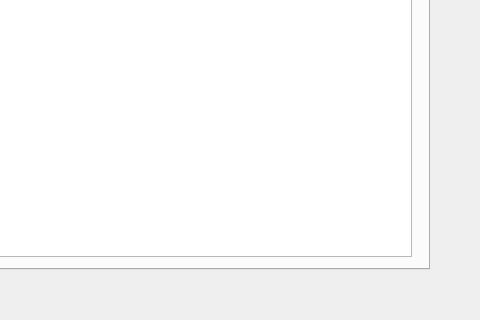
Before: the Qt Designer form Project2/admin_sales_report.ui in tdragon00/CS1C_Project_2, drawn with Qt 5; both pictures show x 770 to 1250 and y 330 to 650 of the 1250 by 650 pixel window.
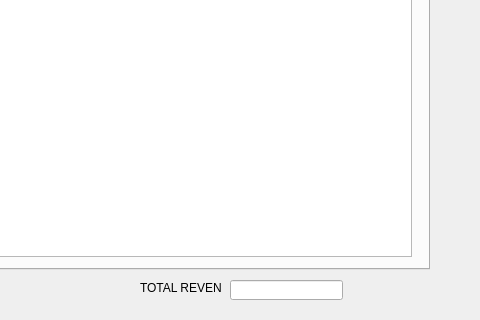
After: the same form once the commit is applied.

What changed in the file:
```diff
--- a/Project2/admin_sales_report.ui
+++ b/Project2/admin_sales_report.ui
@@ -390,6 +390,32 @@
     </attribute>
    </widget>
   </widget>
+  <widget class="QLabel" name="label_8">
+   <property name="geometry">
+    <rect>
+     <x>910</x>
+     <y>610</y>
+     <width>81</width>
+     <height>16</height>
+    </rect>
+   </property>
+   <property name="text">
+    <string>TOTAL REVENUE</string>
+   </property>
+  </widget>
+  <widget class="QLineEdit" name="lineEdit">
+   <property name="geometry">
+    <rect>
+     <x>1000</x>
+     <y>610</y>
+     <width>113</width>
+     <height>20</height>
+    </rect>
+   </property>
+   <property name="readOnly">
+    <bool>true</bool>
+   </property>
+  </widget>
  </widget>
  <resources/>
  <connections/>
```
